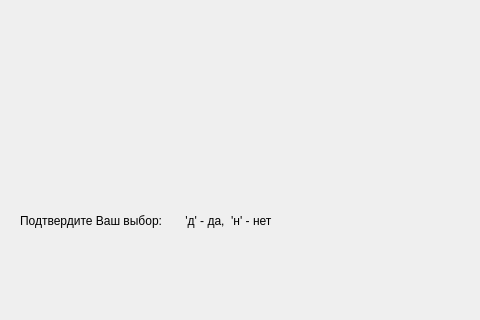
sumlin/adpacf, file ui/analiz.ui: the form before one commit; both pictures show x 0 to 480 and y 160 to 480 of the 640 by 480 pixel window.
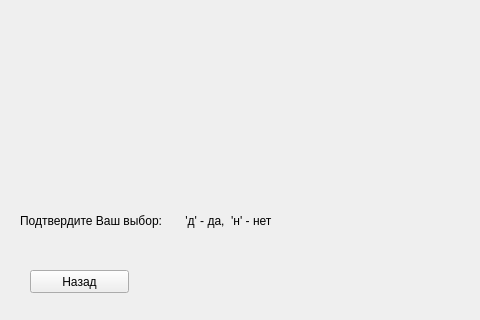
The form after the commit.

Commit message: Добавление кнопки назад

What changed in the file:
```diff
--- a/ui/analiz.ui
+++ b/ui/analiz.ui
@@ -59,6 +59,19 @@
     <set>Qt::AlignLeading|Qt::AlignLeft|Qt::AlignTop</set>
    </property>
   </widget>
+  <widget class="QPushButton" name="butBack">
+   <property name="geometry">
+    <rect>
+     <x>30</x>
+     <y>430</y>
+     <width>99</width>
+     <height>23</height>
+    </rect>
+   </property>
+   <property name="text">
+    <string>Назад</string>
+   </property>
+  </widget>
  </widget>
  <resources/>
  <connections/>
```
